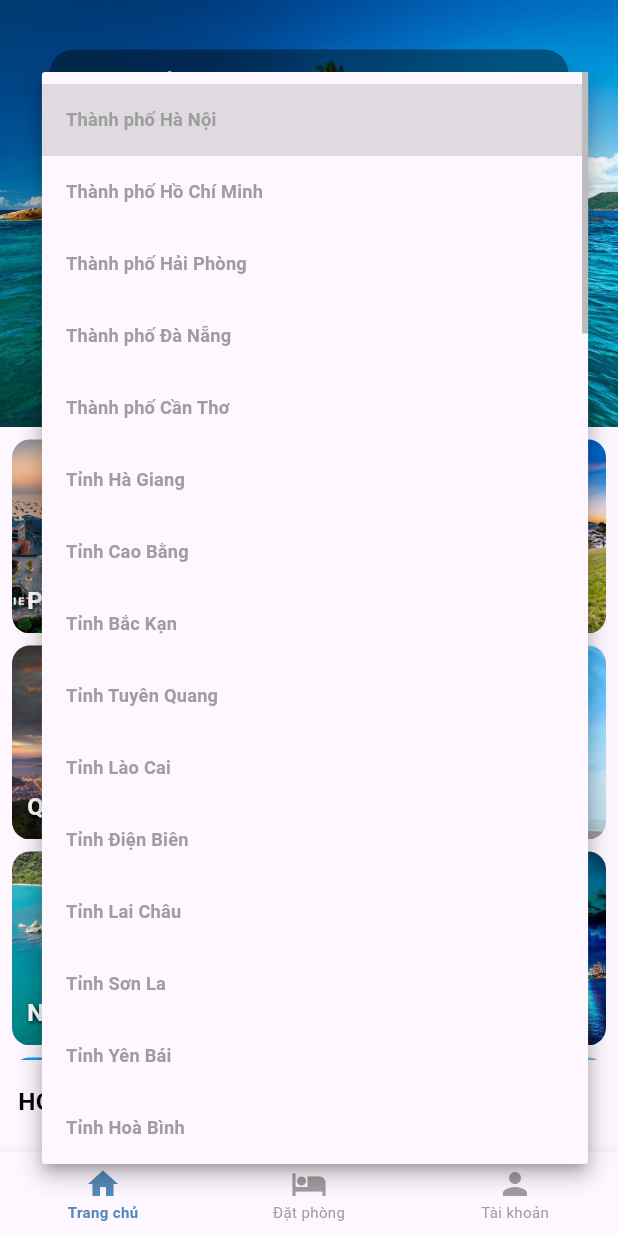
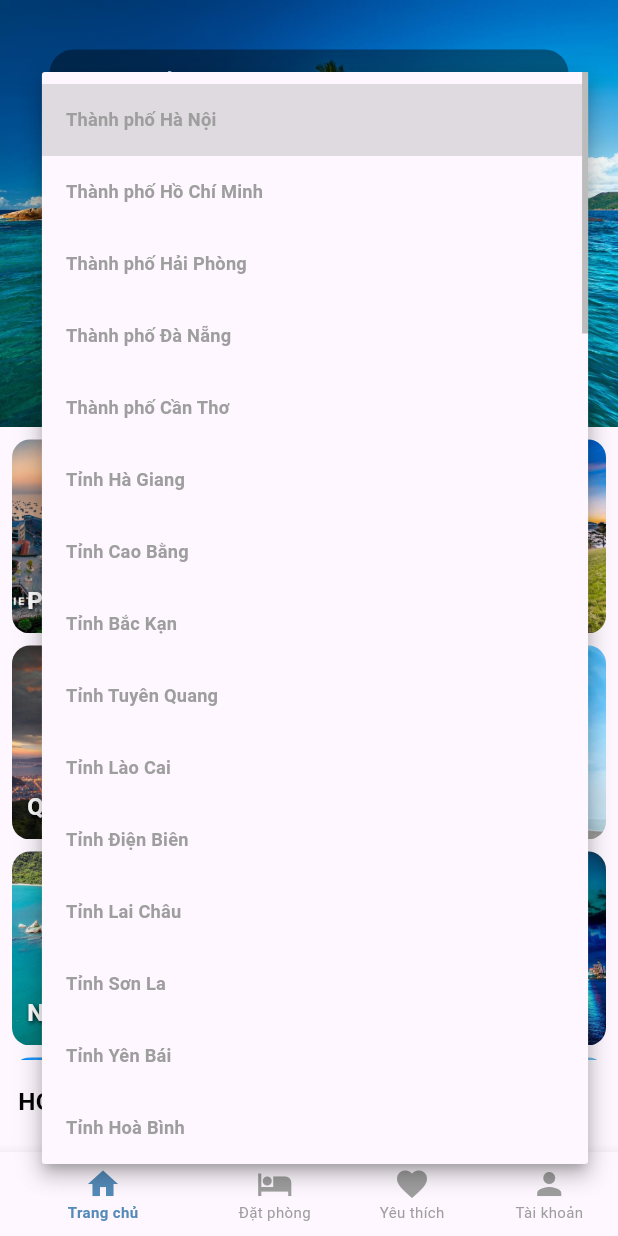
Before and after one commit to NGUYENQUANGHUY1106/Flutter_Hotel, a Flutter app: the Indexuserscreen screen opened by its route, after a tap on "Bạn muốn ở đâu", on a phone screen of 412 x 824 dp. Run offline on Flutter 3.47's test engine with Material 3 defaults, Android fonts, the phone set to English and light mode, and no system bars; our stand-ins replace cached_network_image, dio, flutter_rating_bar, flutter_screenutil, get, get_it and 3 more; missing offline and left inert: dart:ffi, vnpay_flutter; accounts and stored records are empty; network calls fail; statements that could not run were skipped.

```diff
--- a/lib/presentation/IndexUserScreen/view/IndexUserScreen.dart
+++ b/lib/presentation/IndexUserScreen/view/IndexUserScreen.dart
@@ -1,4 +1,5 @@
 import 'package:book_hotel/presentation/UserBookedScreen/view/UserBookedScreen.dart';
+import 'package:book_hotel/presentation/UserFavoriteScreen/View/UserFavoriteScreen.dart';
 import 'package:book_hotel/presentation/UserHomeScreen/view/UserHomeScreen.dart';
 import 'package:book_hotel/presentation/UserProfileScreen/view/UserProfileScreen..dart';
 import 'package:flutter/material.dart';
@@ -12,11 +13,13 @@ class Indexuserscreen extends StatefulWidget {
 class _IndexuserscreenState extends State<Indexuserscreen> {
   late PageController _pageController;
   int _currentIndex = 0;
-  final List<Widget> _screens = [
-    const UserHomeScreen(),
-    const Userbookedscreen(),
-    const UserProfileScreen(),
-  ];
+ final List<Widget> _screens = [
+  const UserHomeScreen(),
+  const Userbookedscreen(),
+  const UserFavoriteScreen(),
+  const UserProfileScreen(),
+];
+
 
   @override
   void initState() {
@@ -54,6 +57,10 @@ class _IndexuserscreenState extends State<Indexuserscreen> {
             icon: Icon(Icons.hotel),
             label: 'Đặt phòng',
           ),
+           BottomNavigationBarItem(
+          icon: Icon(Icons.favorite),
+          label: 'Yêu thích',
+        ),
           BottomNavigationBarItem(
             icon: Icon(Icons.person),
             label: 'Tài khoản',
--- /dev/null
+++ b/lib/presentation/UserFavoriteScreen/View/UserFavoriteScreen.dart
@@ -0,0 +1,38 @@
+import 'package:book_hotel/Model/FavoriteHotelModel.dart';
+import 'package:flutter/material.dart';
+import 'package:get/get.dart';
+import 'package:book_hotel/presentation/UserFavoriteScreen/controller/FavoriteHotelController.dart';
+
+class UserFavoriteScreen extends StatelessWidget {
+  const UserFavoriteScreen({super.key});
+
+  @override
+  Widget build(BuildContext context) {
+    final controller = Get.put(FavoriteHotelController());
+    controller.fetchFavorites(); // Load khi màn hình mở
+
+    return Scaffold(
+      appBar: AppBar(title: const Text('Khách sạn yêu thích')),
+      body: Obx(() {
+        if (controller.favorites.isEmpty) {
+          return const Center(child: Text('Chưa có khách sạn yêu thích nào.'));
+        }
+        return ListView.builder(
+          itemCount: controller.favorites.length,
+          itemBuilder: (context, index) {
+            final hotel = controller.favorites[index];
+            return Card(
+              margin: const EdgeInsets.all(8),
+              child: ListTile(
+                leading: Image.network(hotel.hotelImage, width: 60, fit: BoxFit.cover),
+                title: Text(hotel.hotelName),
+                subtitle: Text('${hotel.hotelPrice} VND - ${hotel.hotelRating}/5⭐'),
+                trailing: Text('Phòng: ${hotel.availableRooms}'),
+              ),
+            );
+          },
+        );
+      }),
+    );
+  }
+}
--- /dev/null
+++ b/lib/presentation/UserFavoriteScreen/controller/FavoriteHotelController.dart
@@ -0,0 +1,26 @@
+import 'package:book_hotel/Model/FavoriteHotelModel.dart';
+import 'package:get/get.dart';
+import 'package:shared_preferences/shared_preferences.dart';
+import 'package:dio/dio.dart';
+import 'package:book_hotel/core/util/UtilConst.dart';
+
+class FavoriteHotelController extends GetxController {
+  var favorites = <FavoriteHotelModel>[].obs;
+  final dio = Dio();
+
+  Future<void> fetchFavorites() async {
+    final prefs = await SharedPreferences.getInstance();
+    final userId = prefs.getInt(UtilConst.idUser);
+    if (userId == null) return;
+
+    try {
+      final res = await dio.get('http://192.168.88.53:8080/mvc_10/api/favorite/$userId');
+      print(" Gọi đến: http://192.168.88.53:8080/mvc_10/api/favorite/$userId");
+
+      favorites.value =
+          (res.data as List).map((e) => FavoriteHotelModel.fromMap(e)).toList();
+    } catch (e) {
+      print(' Lỗi fetchFavorites: $e');
+    }
+  }
+}
```
Also changed, not shown: lib/Model/FavoriteHotelModel.dart (added, +37 -0 lines), lib/presentation/DetailHotelScreen/controller/ControllerDetaiHotel.dart (+18 -16 lines), lib/presentation/DetailHotelScreen/view/DetailHotelScreen.dart (+5 -3 lines), 5 other files.
